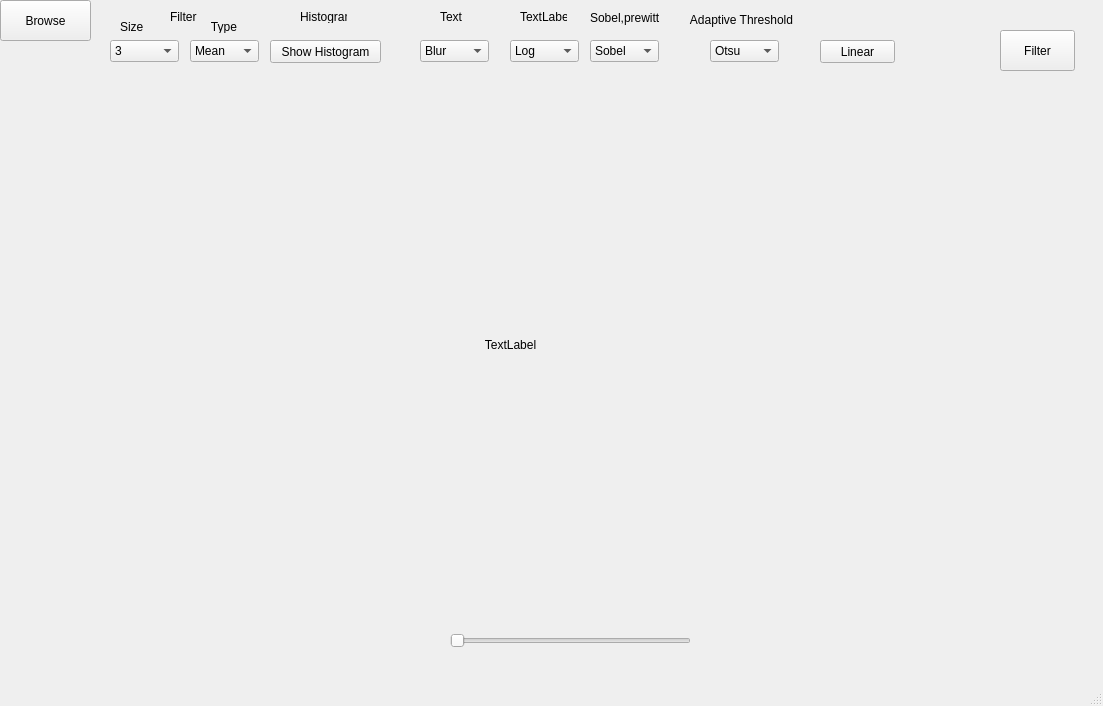
LHKode/Image-Processing, file Exercise/XLA/mid.ui: the form before one commit.
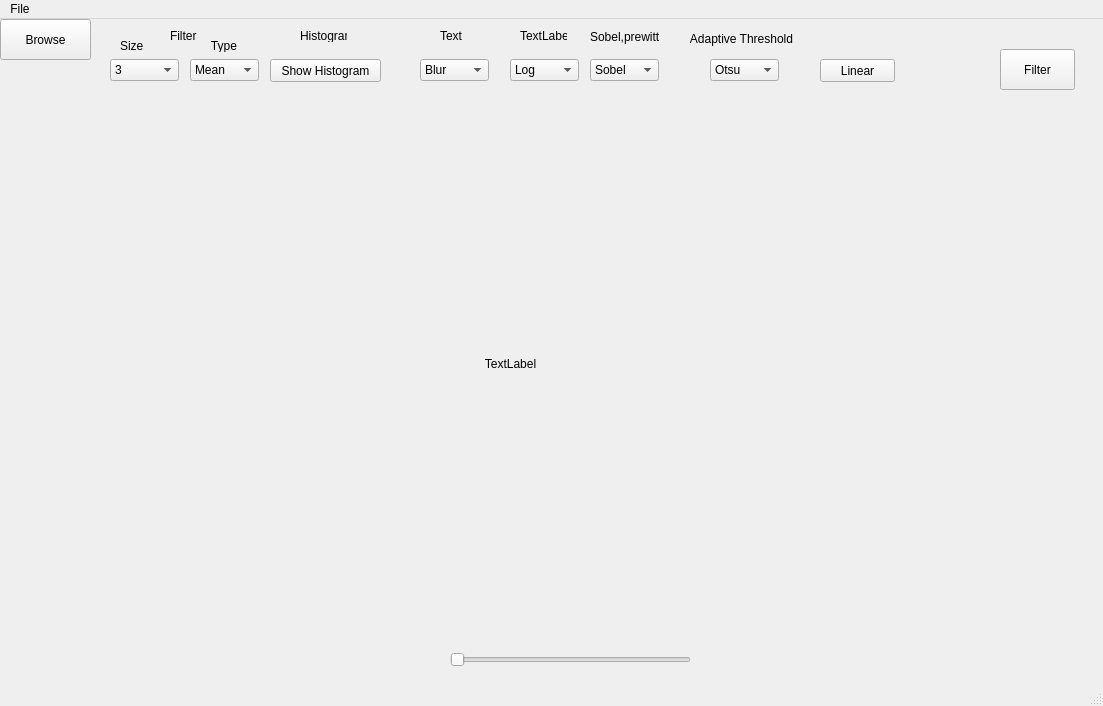
The form after the commit.

Diff of the .ui file:
```diff
--- a/Exercise/XLA/mid.ui
+++ b/Exercise/XLA/mid.ui
@@ -372,9 +372,18 @@
      <x>0</x>
      <y>0</y>
      <width>1103</width>
-     <height>21</height>
+     <height>18</height>
     </rect>
    </property>
+   <widget class="QMenu" name="menuFile">
+    <property name="title">
+     <string>File</string>
+    </property>
+    <addaction name="openAction"/>
+    <addaction name="exitAction"/>
+    <addaction name="separator"/>
+   </widget>
+   <addaction name="menuFile"/>
   </widget>
  </widget>
  <resources/>
```
Left out of the diff: 10 changed lines with no effect on the pictures.
